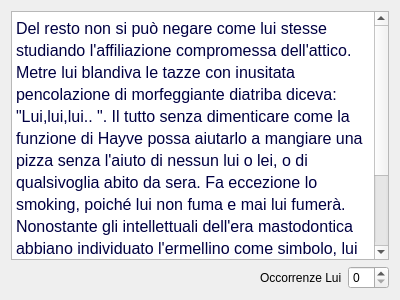
Old version of the form test2/panel1test2.ui in the repository kele23/IUM.
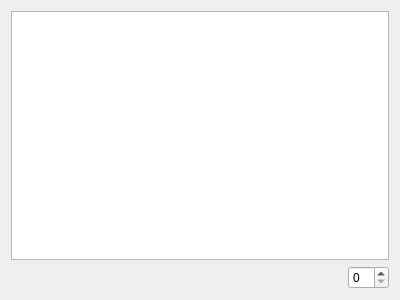
New version of the form.

```diff
--- a/test2/panel1test2.ui
+++ b/test2/panel1test2.ui
@@ -26,8 +26,8 @@
       <string>&lt;!DOCTYPE HTML PUBLIC &quot;-//W3C//DTD HTML 4.0//EN&quot; &quot;http://www.w3.org/TR/REC-html40/strict.dtd&quot;&gt;
 &lt;html&gt;&lt;head&gt;&lt;meta name=&quot;qrichtext&quot; content=&quot;1&quot; /&gt;&lt;style type=&quot;text/css&quot;&gt;
 p, li { white-space: pre-wrap; }
-&lt;/style&gt;&lt;/head&gt;&lt;body style=&quot; font-family:'Ubuntu'; font-size:11pt; font-weight:400; font-style:normal;&quot; bgcolor=&quot;#ffffff&quot;&gt;
-&lt;p style=&quot; margin-top:12px; margin-bottom:12px; margin-left:0px; margin-right:0px; -qt-block-indent:0; text-indent:0px;&quot;&gt;&lt;span style=&quot; font-size:12pt; color:#000042;&quot;&gt;Del resto non si può negare come lui stesse studiando l'affiliazione compromessa dell'attico. Metre lui blandiva le tazze con inusitata pencolazione di morfeggiante diatriba diceva: &amp;quot;Lui,lui,lui.. &amp;quot;. Il tutto senza dimenticare come la funzione di Hayve possa aiutarlo a mangiare una pizza senza l'aiuto di nessun lui o lei, o di qualsivoglia abito da sera. Fa eccezione lo smoking, poiché lui non﻿ fuma e mai lui fumerà. Nonostante gli intellettuali dell'era mastodontica abbiano individuato l'ermellino come simbolo, lui pensava che la birra rappresentasse meglio il fondamentale della teoria perifrastica da lui imparata a memoria. Questo, ovviamente, non esclude come lui stia cercando di ottenere la vostra attenzione.&lt;/span&gt;&lt;/p&gt;&lt;/body&gt;&lt;/html&gt;</string>
+&lt;/style&gt;&lt;/head&gt;&lt;body style=&quot; font-family:'Ubuntu'; font-size:11pt; font-weight:400; font-style:normal;&quot;&gt;
+&lt;p style=&quot;-qt-paragraph-type:empty; margin-top:0px; margin-bottom:0px; margin-left:0px; margin-right:0px; -qt-block-indent:0; text-indent:0px;&quot;&gt;&lt;br /&gt;&lt;/p&gt;&lt;/body&gt;&lt;/html&gt;</string>
      </property>
     </widget>
    </item>
@@ -49,7 +49,7 @@
      <item>
       <widget class="QLabel" name="label">
        <property name="text">
-        <string>Occorrenze Lui</string>
+        <string/>
        </property>
       </widget>
      </item>
```
Left out of the diff: 6 changed lines with no effect on the pictures.
